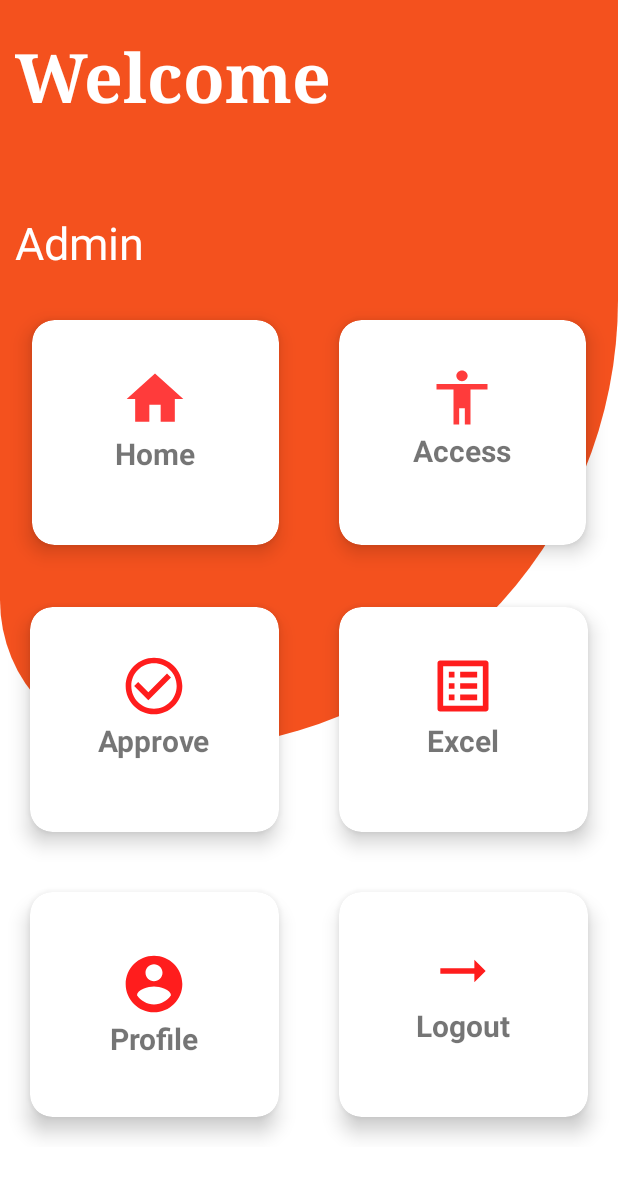
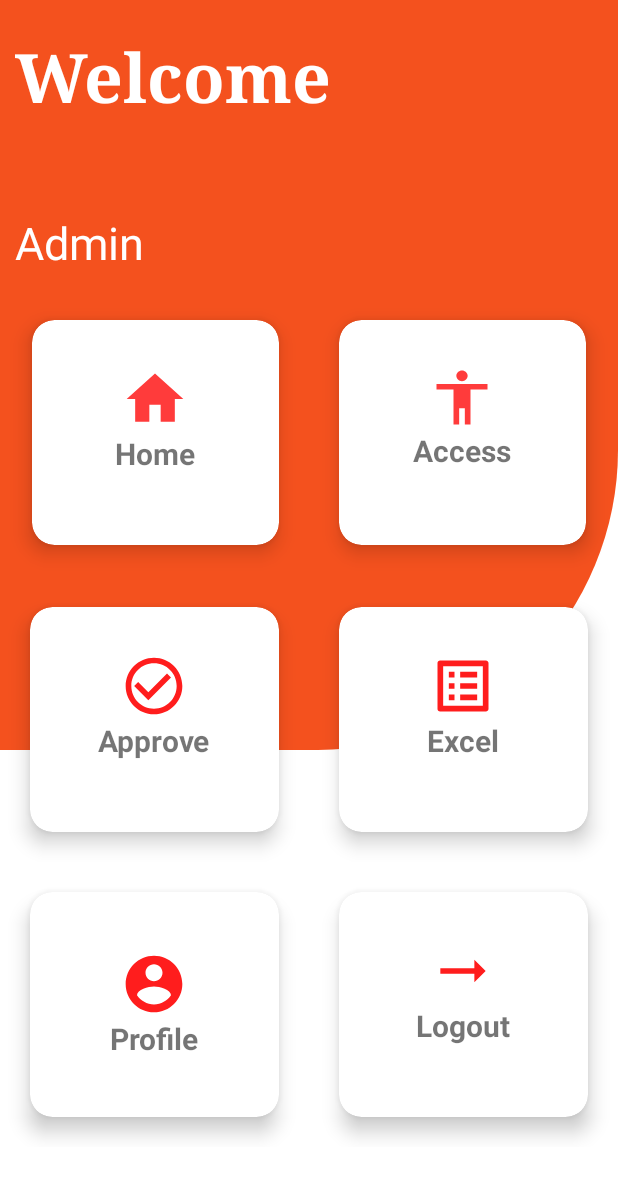
Before and after one commit to Bhargavijavidi/SandSyndicate, an Android app: the AdminHome screen opened directly, with no data from a screen before it, on a phone screen of 412 x 824 dp. Shown: the top 1177 px of the screen. Run offline under Robolectric (Android 15) with nearby library versions, the phone set to English and light mode, and no system bars.

Commit message:
wave commit

```diff
--- a/app/src/main/res/layout/activity_admin_home.xml
+++ b/app/src/main/res/layout/activity_admin_home.xml
@@ -10,7 +10,7 @@
     <View
         android:layout_width="match_parent"
         android:layout_height="500dp"
-        android:background="@drawable/cutbackground"/>
+        android:background="@drawable/curve"/>
     <LinearLayout
         android:layout_width="match_parent"
         android:layout_height="match_parent"
```
